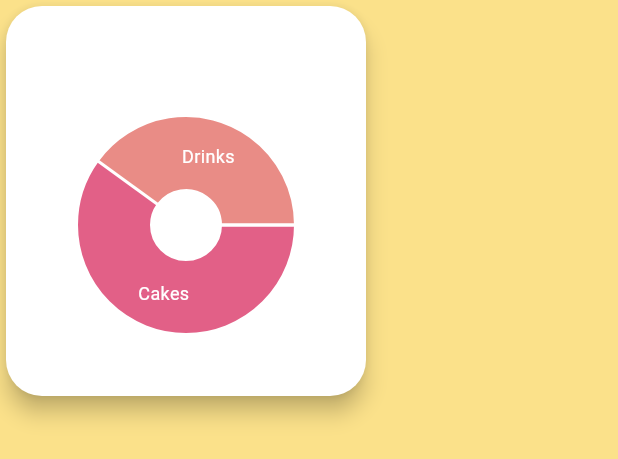
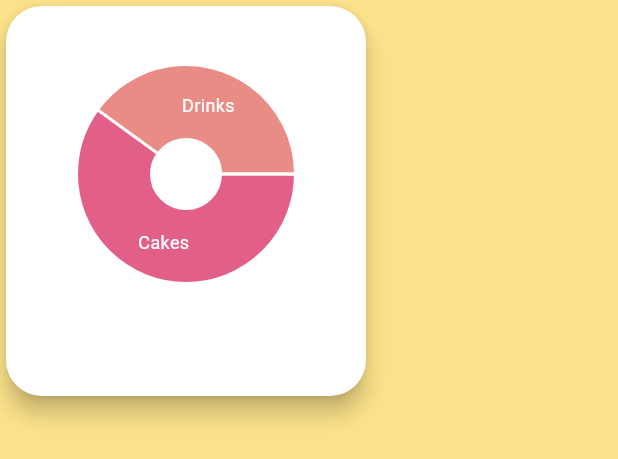
Before and after one commit to Ndkorr/in-bento-cake-kiosk, a Flutter app: the _HoverPieCard widget shown alone on an empty page, opened directly, on a phone screen of 412 x 824 dp. Shown: the top 459 px of the screen. Run offline on Flutter 3.47's test engine with Material 3 defaults, Android fonts, the phone set to English and light mode, and no system bars; drawn by our look-alikes of fl_chart; our stand-ins replace google_fonts; missing offline and left inert: model_viewer_plus.

```diff
--- a/lib/screens/staff_screen.dart
+++ b/lib/screens/staff_screen.dart
@@ -134,29 +134,27 @@ class _HoverPieCardState extends State<_HoverPieCard> {
           child: Column(
             mainAxisAlignment: MainAxisAlignment.center,
             children: [
+              SizedBox(
+                height: 180,
+                width: 160,
+                child: widget.pie,
+              ),
+              const SizedBox(height: 12),
               AnimatedSwitcher(
                 duration: const Duration(milliseconds: 200),
                 child: _hovering
-                    ? Padding(
+                    ? Text(
+                        widget.title,
                         key: const ValueKey('title'),
-                        padding: const EdgeInsets.only(bottom: 12),
-                        child: Text(
-                          widget.title,
-                          style: const TextStyle(
-                            fontWeight: FontWeight.bold,
-                            fontSize: 20,
-                          ),
+                        style: const TextStyle(
+                          fontWeight: FontWeight.bold,
+                          fontSize: 20,
                         ),
                       )
                     : const SizedBox(
                         key: ValueKey('empty'),
-                        height: 32, // Reserve space for smooth transition
+                        height: 24, // Reserve space for smooth transition
                       ),
-              ),
-              SizedBox(
-                height: 180,
-                width: 160,
-                child: widget.pie,
               ),
             ],
           ),
```
